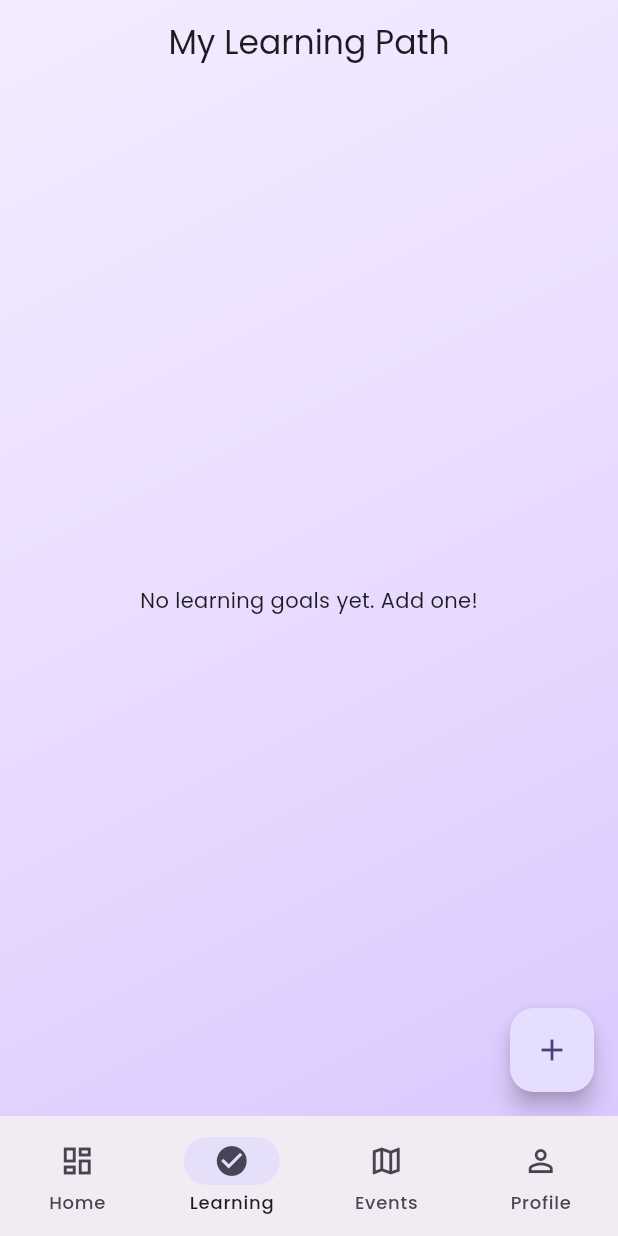
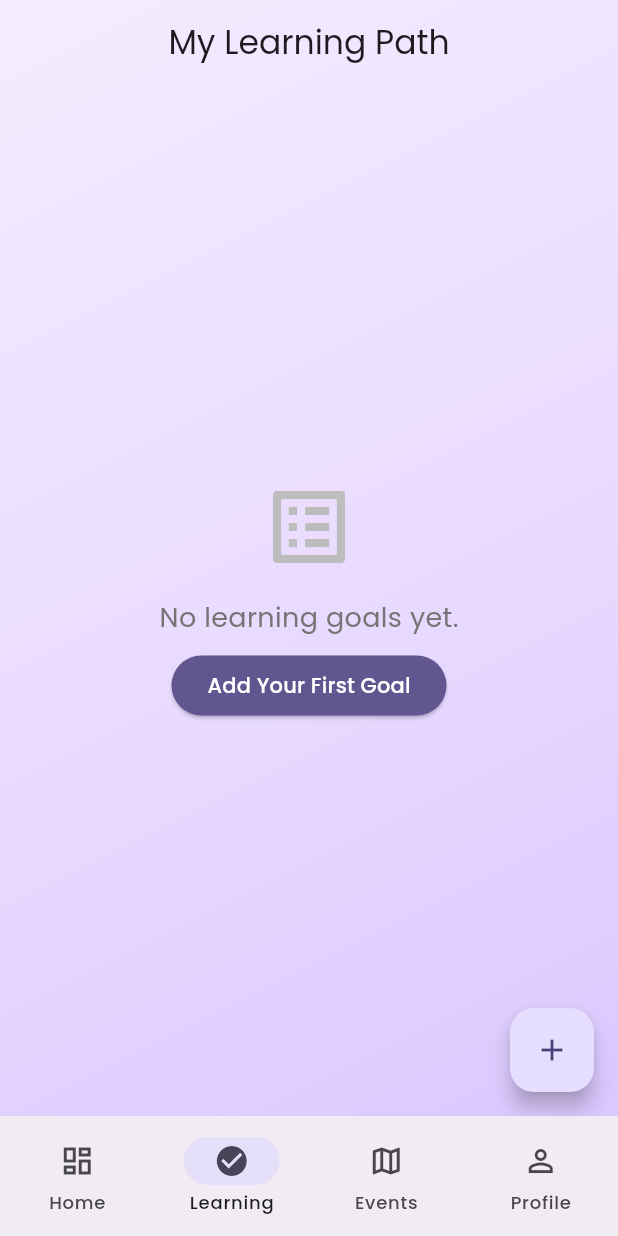
Before and after one commit to kalviumcommunity/S84_CloudLearn_Mobile_App_CloudCoders, a Flutter app: the screen it shows once a user with an empty profile is signed in, item 2 of the bottom bar chosen, on a phone screen of 412 x 824 dp. Run offline on Flutter 3.47's test engine with Material 3 defaults, Android fonts, the phone set to English and light mode, and no system bars; our stand-ins replace cloud_firestore, firebase_auth, firebase_core, firebase_storage, geolocator, google_fonts and 2 more; accounts and stored records are empty.

Commit message:
Step 8: UI/UX Refinement - Improved Empty States in Tasks Screen

```diff
--- a/flut/lib/screens/tasks_screen.dart
+++ b/flut/lib/screens/tasks_screen.dart
@@ -23,7 +23,28 @@ class TasksScreen extends StatelessWidget {
               }
 
               if (!snapshot.hasData || snapshot.data!.docs.isEmpty) {
-                return const Center(child: Text('No learning goals yet. Add one!'));
+                return Center(
+                  child: Column(
+                    mainAxisAlignment: MainAxisAlignment.center,
+                    children: [
+                      Icon(Icons.list_alt, size: 64, color: Colors.grey[400]),
+                      const SizedBox(height: 16),
+                      Text(
+                        'No learning goals yet.',
+                        style: TextStyle(fontSize: 18, color: Colors.grey[600]),
+                      ),
+                      const SizedBox(height: 8),
+                      ElevatedButton(
+                        onPressed: () => _showAddTaskDialog(context),
+                        style: ElevatedButton.styleFrom(
+                          backgroundColor: Theme.of(context).primaryColor,
+                          foregroundColor: Colors.white,
+                        ),
+                        child: const Text('Add Your First Goal'),
+                      ),
+                    ],
+                  ),
+                );
               }
 
               final tasks = snapshot.data!.docs;
```
